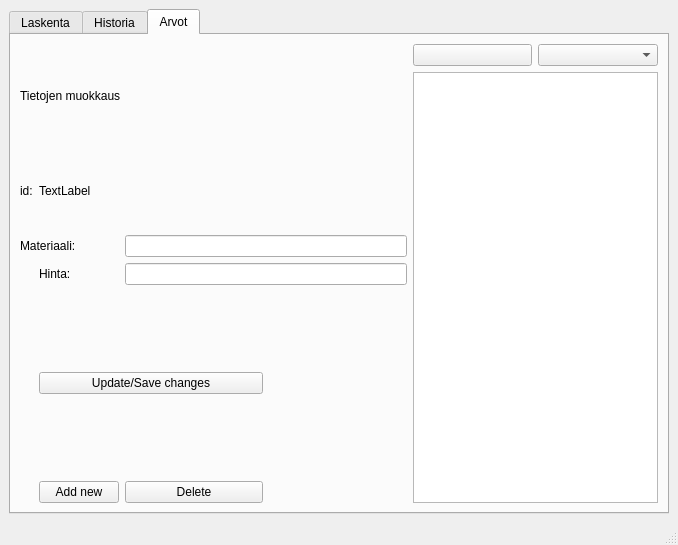
This is MateriaaliLaskin/mainwindow.ui in jmakkie/MateriaaliLaskin as Qt 5 draws it before an edit. The edited form follows.
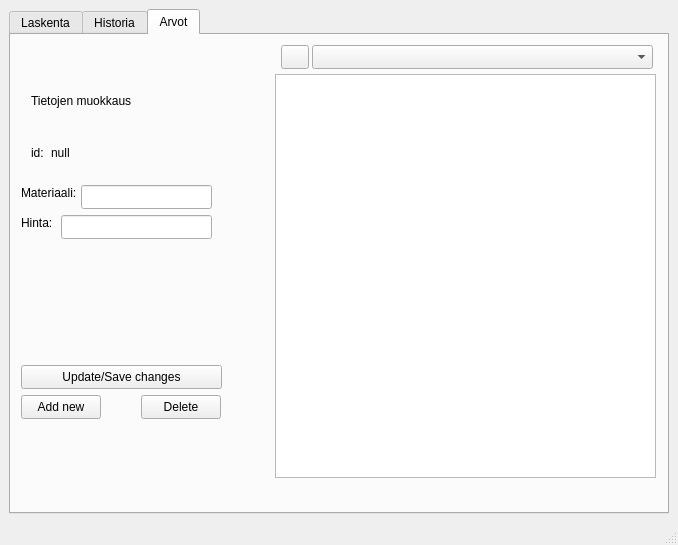
This is the edited form. Icons and pictures are not drawn.

The edit to the form file:
```diff
--- a/MateriaaliLaskin/mainwindow.ui
+++ b/MateriaaliLaskin/mainwindow.ui
@@ -120,70 +120,120 @@
          <attribute name="toolTip">
           <string>Muuta arvoja laskuille</string>
          </attribute>
-         <layout class="QGridLayout" name="gridLayout_3">
-          <item row="8" column="2">
            <widget class="QPushButton" name="arvotdeleteButton">
+          <property name="geometry">
+           <rect>
+            <x>130</x>
+            <y>360</y>
+            <width>80</width>
+            <height>24</height>
+           </rect>
+          </property>
             <property name="text">
              <string>Delete</string>
             </property>
            </widget>
-          </item>
-          <item row="8" column="1">
            <widget class="QPushButton" name="arvotAddNewButton">
+          <property name="geometry">
+           <rect>
+            <x>10</x>
+            <y>360</y>
+            <width>80</width>
+            <height>24</height>
+           </rect>
+          </property>
             <property name="text">
              <string>Add new</string>
             </property>
            </widget>
-          </item>
-          <item row="3" column="0" colspan="2">
            <widget class="QLabel" name="label_4">
+          <property name="geometry">
+           <rect>
+            <x>10</x>
+            <y>150</y>
+            <width>55</width>
+            <height>16</height>
+           </rect>
+          </property>
             <property name="text">
              <string>Materiaali:</string>
             </property>
            </widget>
-          </item>
-          <item row="1" column="4" rowspan="8" colspan="2">
-           <widget class="QTableView" name="arvotTableView"/>
-          </item>
-          <item row="3" column="2" colspan="2">
+         <widget class="QTableView" name="arvotTableView">
+          <property name="geometry">
+           <rect>
+            <x>264</x>
+            <y>39</y>
+            <width>381</width>
+            <height>404</height>
+           </rect>
+          </property>
+         </widget>
            <widget class="QLineEdit" name="arvotMateriaaliLineEdit">
-            <property name="minimumSize">
-             <size>
-              <width>282</width>
-              <height>0</height>
-             </size>
-            </property>
-           </widget>
-          </item>
-          <item row="4" column="2" colspan="2">
+          <property name="geometry">
+           <rect>
+            <x>70</x>
+            <y>150</y>
+            <width>131</width>
+            <height>24</height>
+           </rect>
+          </property>
+         </widget>
            <widget class="QLineEdit" name="arvothintaLineEdit">
-            <property name="minimumSize">
-             <size>
-              <width>276</width>
-              <height>0</height>
-             </size>
-            </property>
-           </widget>
-          </item>
-          <item row="4" column="1">
+          <property name="geometry">
+           <rect>
+            <x>50</x>
+            <y>180</y>
+            <width>151</width>
+            <height>24</height>
+           </rect>
+          </property>
+         </widget>
            <widget class="QLabel" name="label_5">
+          <property name="geometry">
+           <rect>
+            <x>10</x>
+            <y>180</y>
+            <width>32</width>
+            <height>16</height>
+           </rect>
+          </property>
             <property name="text">
              <string>Hinta:</string>
             </property>
            </widget>
-          </item>
-          <item row="6" column="1" colspan="2">
            <widget class="QPushButton" name="arvotUpdateButton">
+          <property name="geometry">
+           <rect>
+            <x>10</x>
+            <y>330</y>
+            <width>201</width>
+            <height>24</height>
+           </rect>
+          </property>
             <property name="text">
              <string>Update/Save changes</string>
             </property>
            </widget>
-          </item>
-          <item row="0" column="5">
-           <widget class="QComboBox" name="arvotComboBox"/>
-          </item>
-          <item row="0" column="4">
+         <widget class="QComboBox" name="arvotComboBox">
+          <property name="geometry">
+           <rect>
+            <x>301</x>
+            <y>10</y>
+            <width>341</width>
+            <height>24</height>
+           </rect>
+          </property>
+         </widget>
            <widget class="QPushButton" name="arvotUpdateTable">
+          <property name="geometry">
+           <rect>
+            <x>270</x>
+            <y>10</y>
+            <width>28</width>
+            <height>24</height>
+           </rect>
+          </property>
             <property name="text">
              <string/>
             </property>
@@ -191,29 +241,45 @@
              <iconset theme="view-refresh"/>
             </property>
            </widget>
-          </item>
-          <item row="0" column="0" rowspan="2" colspan="4">
            <widget class="QLabel" name="label_6">
+          <property name="geometry">
+           <rect>
+            <x>20</x>
+            <y>25</y>
+            <width>100</width>
+            <height>81</height>
+           </rect>
+          </property>
             <property name="text">
              <string>Tietojen muokkaus</string>
             </property>
            </widget>
-          </item>
-          <item row="2" column="0">
            <widget class="QLabel" name="label_7">
+          <property name="geometry">
+           <rect>
+            <x>20</x>
+            <y>110</y>
+            <width>16</width>
+            <height>16</height>
+           </rect>
+          </property>
             <property name="text">
              <string>id:</string>
             </property>
            </widget>
-          </item>
-          <item row="2" column="1">
            <widget class="QLabel" name="arvotIdLabel">
+          <property name="geometry">
+           <rect>
+            <x>40</x>
+            <y>110</y>
+            <width>49</width>
+            <height>16</height>
+           </rect>
+          </property>
             <property name="text">
-             <string>TextLabel</string>
-            </property>
-           </widget>
-          </item>
-         </layout>
+           <string>null</string>
+          </property>
+         </widget>
         </widget>
        </widget>
       </item>
```
Lines whose indentation alone changed are shown as unchanged.
